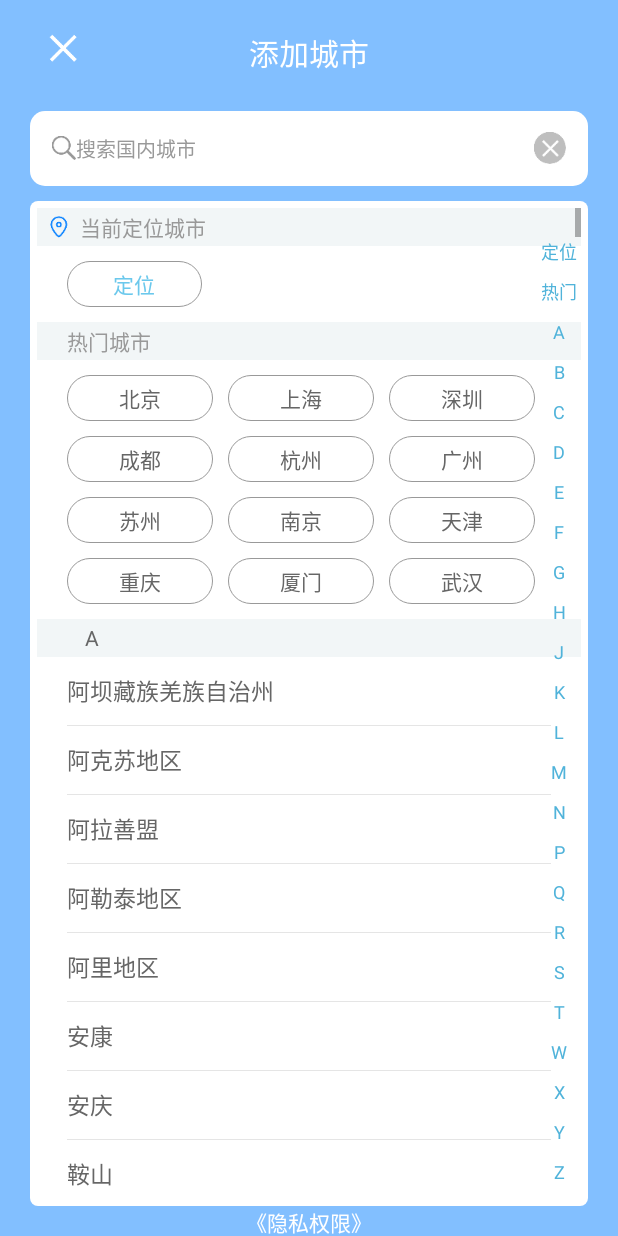
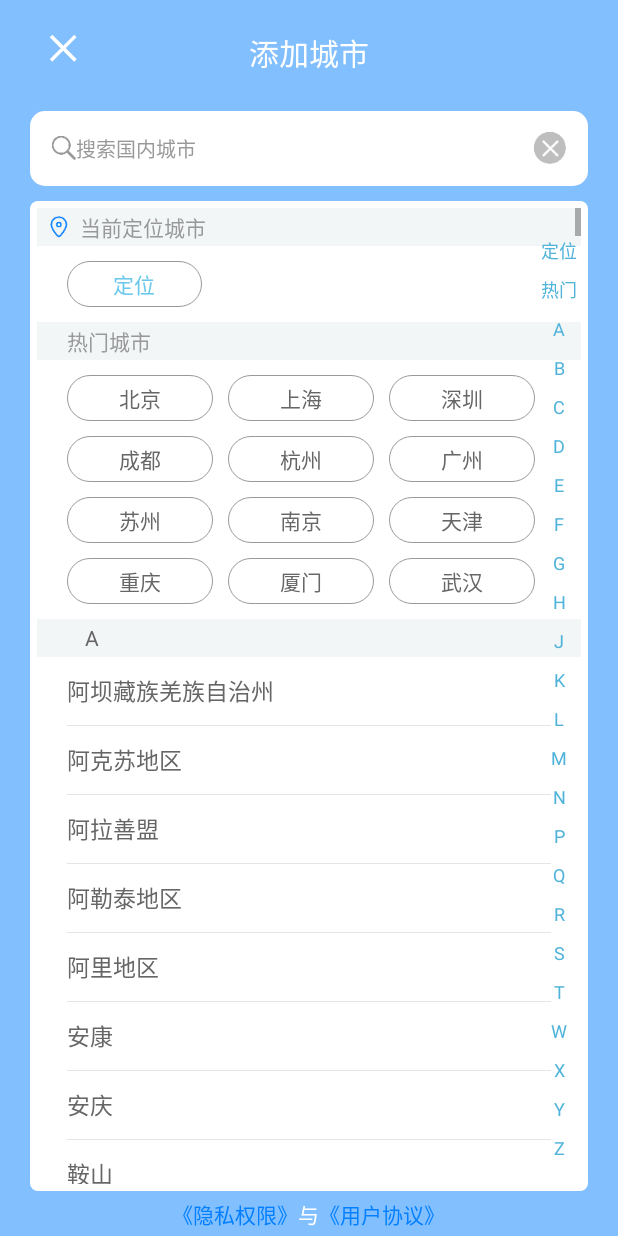
Before and after one commit to 2285-qw/weather, an Android app: the AddcityActivity screen opened directly, with no data from a screen before it, on a phone screen of 412 x 824 dp. Run offline under Robolectric (Android 15) with nearby library versions, the phone set to English and light mode, and no system bars; libraries missing offline, so code that uses them is left out: com.baidu.location; Roboto replaces fonts that are not available here; 3 statements that could not run were skipped.

Commit message:
添加用户协议

```diff
--- a/app/src/main/java/com/example/weatherhuihaoda/application/BaseApplication.java
+++ b/app/src/main/java/com/example/weatherhuihaoda/application/BaseApplication.java
@@ -41,7 +41,7 @@ public class BaseApplication extends Application {
         //调试 log
         //UMConfigure.setLogEnabled(true);
         //初始化sdk
-        UMConfigure.init(this,"601a17fcf1eb4f3f9b84e6ee", "yunhao", UMConfigure.DEVICE_TYPE_PHONE,null);
+        UMConfigure.init(this,"601a17fcf1eb4f3f9b84e6ee", "YYB", UMConfigure.DEVICE_TYPE_PHONE,null);
         //页面采集模式
         MobclickAgent.setPageCollectionMode(MobclickAgent.PageMode.AUTO);
 
--- a/app/src/main/java/com/example/weatherhuihaoda/ui/AddcityActivity.java
+++ b/app/src/main/java/com/example/weatherhuihaoda/ui/AddcityActivity.java
@@ -99,6 +99,8 @@ public class AddcityActivity extends AppCompatActivity implements AbsListView.On
     private ImageView return_button;
     @Bind(R.id.yisi)
     private TextView yisi;
+    @Bind(R.id.user)
+    private TextView user;
 
     private Handler handler;
     private TextView overlay; // 对话框首字母TextView
@@ -123,6 +125,8 @@ public class AddcityActivity extends AppCompatActivity implements AbsListView.On
     private  String location1="";
     //记录定位次数变量
     int i;
+
+
 
     TextView curCityNameTv;
     @Override
@@ -159,6 +163,8 @@ public class AddcityActivity extends AppCompatActivity implements AbsListView.On
         curSelCity = locationCity;
 
         yisi.setOnClickListener(this);
+        user.setOnClickListener(this);
+
     }
 
     private void initData() {
@@ -335,6 +341,12 @@ public class AddcityActivity extends AppCompatActivity implements AbsListView.On
                 break;
             case R.id.yisi:
                 startActivity(new Intent(AddcityActivity.this, yisiActivity.class));
+                break;
+            case R.id.user:
+                startActivity(new Intent(AddcityActivity.this, User_agreement.class));
+                break;
+
+
         }
     }
 
--- a/app/src/main/res/layout/activity_addcity.xml
+++ b/app/src/main/res/layout/activity_addcity.xml
@@ -4,21 +4,22 @@
     xmlns:tools="http://schemas.android.com/tools"
     android:layout_width="match_parent"
     android:layout_height="match_parent"
-    tools:context=".ui.AddcityActivity"
-    android:background="@color/newbule">
+    android:background="@color/newbule"
+    tools:context=".ui.AddcityActivity">
 
     <RelativeLayout
         android:id="@+id/re"
-        android:layout_marginTop="20dp"
         android:layout_width="match_parent"
         android:layout_height="wrap_content"
+        android:layout_marginTop="20dp"
         app:layout_constraintTop_toTopOf="parent">
+
         <ImageView
             android:id="@+id/return_button1"
-            android:layout_marginLeft="30dp"
             android:layout_width="wrap_content"
             android:layout_height="wrap_content"
-            android:src="@mipmap/city_cancel"/>
+            android:layout_marginLeft="30dp"
+            android:src="@mipmap/city_cancel" />
 
         <TextView
             android:layout_width="wrap_content"
@@ -28,14 +29,14 @@
             android:textColor="@color/white"
             android:textSize="20sp" />
     </RelativeLayout>
+
     <FrameLayout
         android:id="@+id/tool_bar_fl"
         android:layout_width="match_parent"
         android:layout_height="wrap_content"
         android:layout_marginLeft="20dp"
         android:layout_marginRight="20dp"
-        app:layout_constraintTop_toBottomOf="@+id/re"
-        >
+        app:layout_constraintTop_toBottomOf="@+id/re">
 
         <LinearLayout
             android:layout_width="match_parent"
@@ -48,8 +49,8 @@
                 android:layout_height="match_parent"
                 android:layout_weight="1"
                 android:background="@drawable/home_head_et_style"
+                android:drawableLeft="@mipmap/search"
                 android:drawableRight="@mipmap/clean"
-                android:drawableLeft="@mipmap/search"
                 android:gravity="center_vertical"
                 android:hint="搜索国内城市"
                 android:imeOptions="actionSearch"
@@ -64,14 +65,13 @@
     <RelativeLayout
         android:layout_width="match_parent"
         android:layout_height="0dp"
-            app:layout_constraintBottom_toBottomOf="@id/yisi"
-            app:layout_constraintTop_toBottomOf="@+id/tool_bar_fl"
         android:layout_marginLeft="20dp"
+        android:layout_marginTop="10dp"
         android:layout_marginRight="20dp"
-            android:layout_marginTop="10dp"
-            android:layout_marginBottom="20dp"
+        android:layout_marginBottom="30dp"
         android:background="@drawable/home_head_et_style1"
-            >
+        app:layout_constraintBottom_toBottomOf="@id/li"
+        app:layout_constraintTop_toBottomOf="@+id/tool_bar_fl">
 
         <ListView
             android:id="@+id/total_city_lv"
@@ -109,13 +109,36 @@
 
     </RelativeLayout>
 
+    <LinearLayout
+        android:id="@+id/li"
+        android:layout_width="match_parent"
+        android:layout_height="30dp"
+        android:orientation="horizontal"
+        android:gravity="center"
+        app:layout_constraintBottom_toBottomOf="parent"
+        app:layout_constraintLeft_toLeftOf="parent"
+        app:layout_constraintRight_toRightOf="parent">
+
         <TextView
             android:id="@+id/yisi"
             android:layout_width="wrap_content"
             android:layout_height="20dp"
-        app:layout_constraintBottom_toBottomOf="parent"
-        app:layout_constraintLeft_toLeftOf="parent"
-        app:layout_constraintRight_toRightOf="parent"
-        android:textColor="@color/white"
-        android:text="《隐私权限》"/>
+            android:text="《隐私权限》"
+            android:textColor="#017FFF" />
+
+        <TextView
+            android:layout_width="wrap_content"
+            android:layout_height="20dp"
+            android:text="与"
+            android:textColor="@color/white" />
+
+        <TextView
+            android:id="@+id/user"
+            android:layout_width="wrap_content"
+            android:layout_height="20dp"
+            android:text="《用户协议》"
+            android:textColor="#017FFF" />
+
+    </LinearLayout>
+
 </androidx.constraintlayout.widget.ConstraintLayout>
--- a/app/src/main/res/values/strings.xml
+++ b/app/src/main/res/values/strings.xml
@@ -5,7 +5,7 @@
     <string name="stoplocation">停止定位</string>
     <string name="city_chooice">城市管理</string>
     <string name="add_city">添加城市</string>
-    <string name="xieyi">请你务必审慎阅读、充分理解\"服务协议\"和\"隐私协议\"各条款，         包括但不限于：为了向你提供翻译服务，我们需要收集你的设备信息、操作日志等个人信息。你可以在\"设置\"中查看、变更、删除个人信息并管理你的授权。     你可阅读《隐私政策》了解详细信息。如你同意，请点击\"同意\"开始接受我们的服务</string>
+    <string name="xieyi">请你务必审慎阅读、充分理解\"服务协议\"和\"隐私协议\"各条款，         包括但不限于：为了向你提供翻译服务，我们需要收集你的设备信息、操作日志等个人信息。你可以在\"设置\"中查看、变更、删除个人信息并管理你的授权。     你可阅读《隐私政策》与《用户协议》了解详细信息。如你同意，请点击\"同意\"开始接受我们的服务</string>
     <string name="ws"></string>
     <string name="html"><p>选项100<sd></sd> <span style='font-size: 24px; color: #C00000;'>A</span></p><p>选项<span style='color: #FF0000; font-size: 12px;'>B</span></p><p>选项<span style='color: #FFC000; font-size: 24px;'>C</span></p></string>
 </resources>
```
Also changed, not shown: app/src/main/AndroidManifest.xml (+13 -18 lines), app/src/main/java/com/example/weatherhuihaoda/ui/SplashActivity.java (+18 -0 lines), app/src/main/java/com/example/weatherhuihaoda/ui/User_agreement.java (added, +69 -0 lines), app/src/main/res/layout/activity_user_agreement.xml (added, +14 -0 lines). Lines whose indentation alone changed are shown as unchanged.
